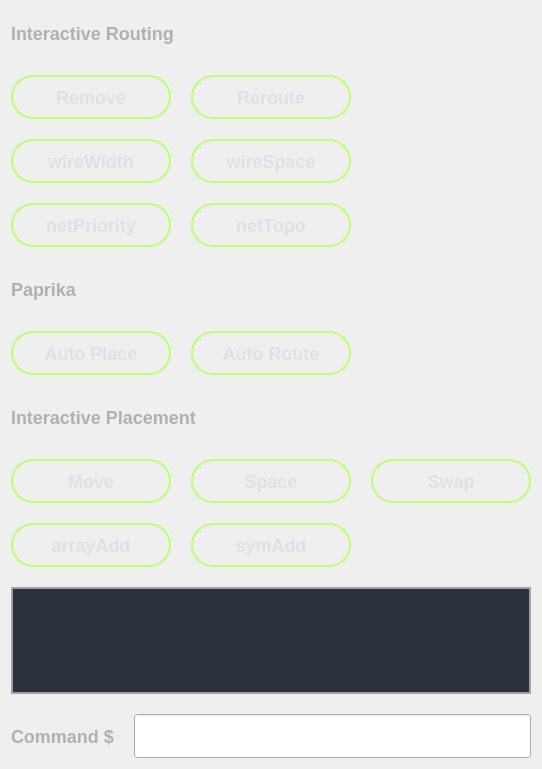
Above: Application/DrawApp/command/commandwidget.ui from BigBrotherHui/Demos before the change. Below: the same form after it.
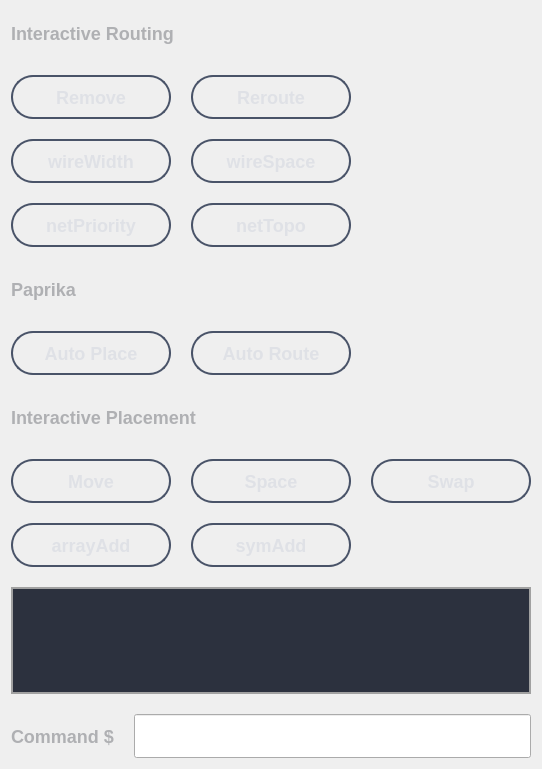
That is the form after the change.

```diff
--- a/Application/DrawApp/command/commandwidget.ui
+++ b/Application/DrawApp/command/commandwidget.ui
@@ -59,10 +59,10 @@
 color: #AFB0B3;
 }
 QPushButton{
-border: 2px solid #bbff73;
+border: 2px solid #495368;
 border-radius: 22px;
 background-color: qlineargradient(x1:0, y1:0, x2:0, y2:1,
-stop:0 #e2ffc6,stop:1 #2A3345);
+stop:0 #55627C,stop:1 #2A3345);
 color: #DFE1E6;
 font-size: 18px;
 font-family: &quot;思源黑体 CN Medium&quot;;
@@ -85,7 +85,7 @@
 QPushButton:disabled {
 border: 2px solid #282E3B;
 background: qlineargradient(x1:0, y1:0, x2:0, y2:1,
-stop:0 #70ff75,stop:1 #6aff49);
+stop:0 #2B313F,stop:1 #222733);
 color: #5C6069;
 font-size: 18px;
 font-family: &quot;思源黑体 CN Medium&quot;;
```
Left out of the diff: 4 changed lines with no effect on the pictures.
